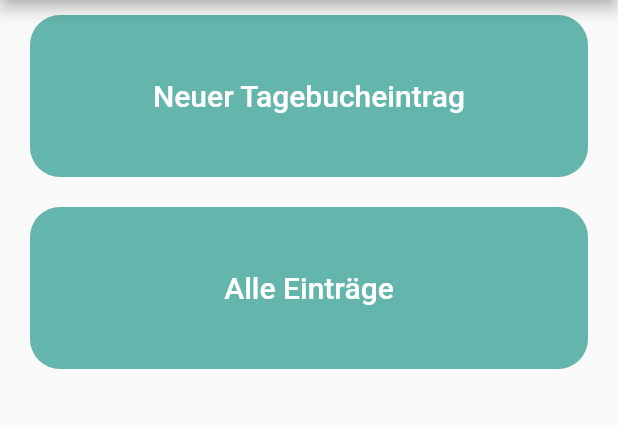
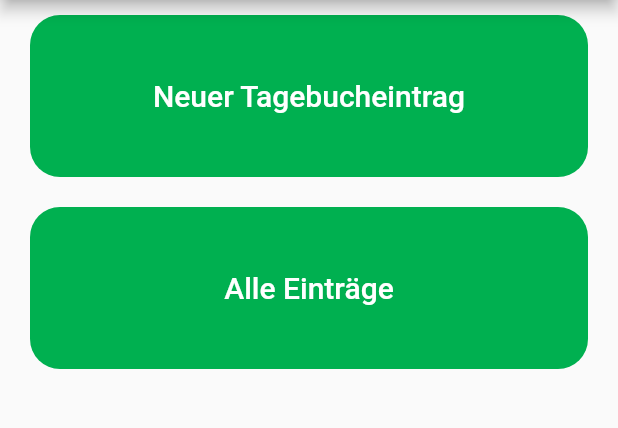
Before and after one commit to Frederik-Roeckle/casestudy, a Flutter app: the Tagebuch screen opened by its route, on a phone screen of 412 x 824 dp, the part 84-512 px from its top. Run offline on Flutter 3.47's test engine with Material 2 defaults, Android fonts, the phone set to English and light mode, and no system bars; our stand-ins replace sqflite; accounts and stored records are empty; Roboto replaces fonts that are missing (Bahnschrift).

Commit message:
styled, added changing diary class

```diff
--- a/lib/Tagebuch/Datenbank.dart
+++ b/lib/Tagebuch/Datenbank.dart
@@ -7,8 +7,6 @@ import 'package:sqflite/sqflite.dart';
 
 class Datenbank {
   Future<Database> database;
-
-
 
   Future<void> databaseInit() async {
     WidgetsFlutterBinding.ensureInitialized();
@@ -37,7 +35,8 @@ class Datenbank {
     final Database db = await database;
 
     // Query the table for all The diaries.
-    final List<Map<String, dynamic>> maps = await db.rawQuery('SELECT * FROM diaries ORDER BY date(date)');
+    final List<Map<String, dynamic>> maps =
+        await db.rawQuery('SELECT * FROM diaries ORDER BY date(date) DESC');
 
     // Convert the List<Map<String, dynamic> into a List<Diary>.
     return List.generate(maps.length, (i) {
--- a/lib/Tagebuch/Tagebuch.dart
+++ b/lib/Tagebuch/Tagebuch.dart
@@ -36,7 +36,7 @@ class _Tagebuch extends State<Tagebuch> {
         child: Container(
           padding: EdgeInsets.all(30.0),
           decoration: BoxDecoration(
-              color: Styles.tileColor,
+              color: Styles.strongGreen,
               borderRadius: BorderRadius.all(Radius.circular(20))),
           child: new TextButton(
               onPressed: () => Navigator.pushNamed(context, route),
```
Also changed, not shown: lib/Tagebuch/EintragBearbeiten.dart (added, +17 -0 lines).
